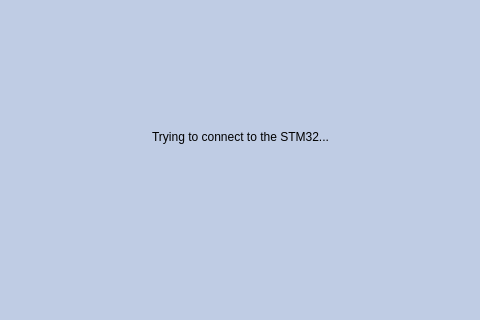
This is BlueSTSDK_Python/blue_st_examples/ui_files/recording_form.ui in jelence1/zavrsni-rad as Qt 5 draws it before an edit; both pictures show x 160 to 640 and y 140 to 460 of the 800 by 600 pixel window. The edited form follows.
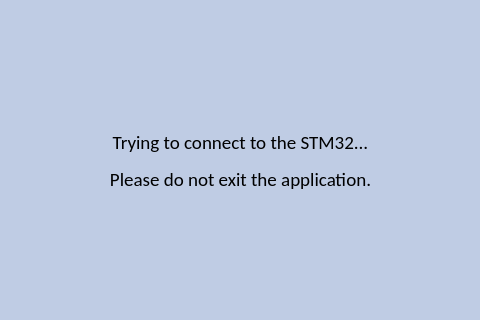
This is the edited form. Icons and pictures are not drawn.

```diff
--- a/BlueSTSDK_Python/blue_st_examples/ui_files/recording_form.ui
+++ b/BlueSTSDK_Python/blue_st_examples/ui_files/recording_form.ui
@@ -194,8 +194,14 @@
       <height>251</height>
      </rect>
     </property>
+    <property name="font">
+     <font>
+      <family>Calibri</family>
+      <pointsize>14</pointsize>
+     </font>
+    </property>
     <property name="text">
-     <string>Trying to connect to the STM32...</string>
+     <string>&lt;html&gt;&lt;head/&gt;&lt;body&gt;&lt;p&gt;Trying to connect to the STM32...&lt;/p&gt;&lt;p&gt;Please do not exit the application.&lt;/p&gt;&lt;/body&gt;&lt;/html&gt;</string>
     </property>
     <property name="alignment">
      <set>Qt::AlignHCenter|Qt::AlignTop</set>
```
